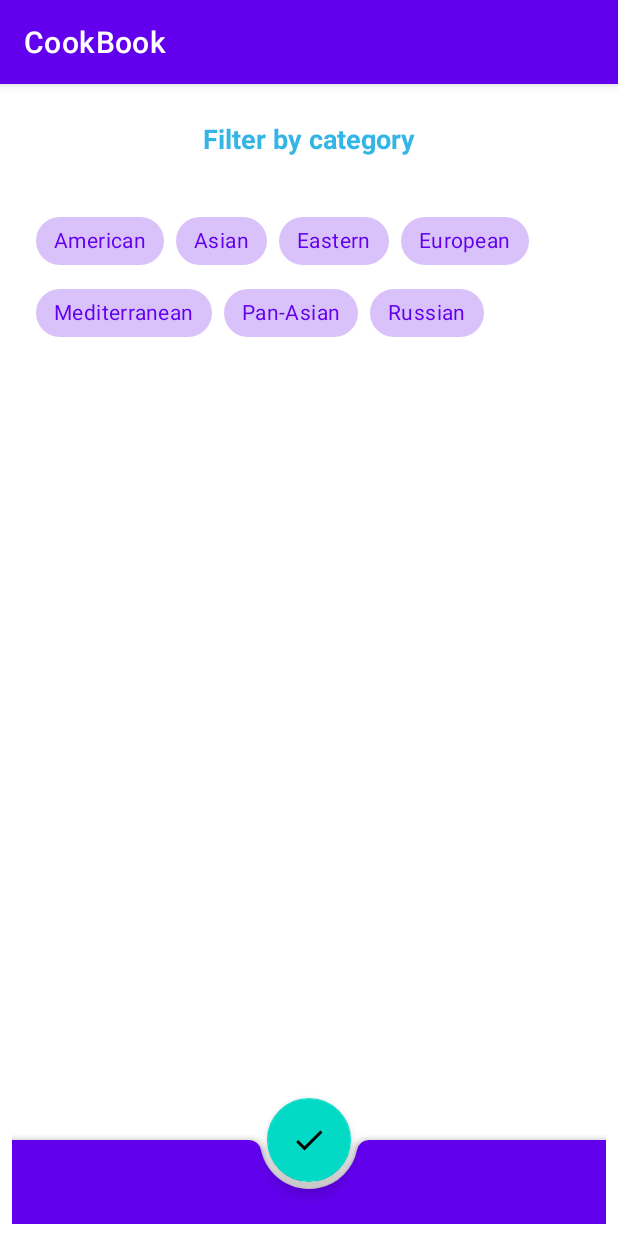
After one commit to Tirex1987/CookBook, an Android app: the FilterFragment screen opened through its navigation route, on a phone screen of 412 x 824 dp. The commit adds this screen. Run offline under Robolectric (Android 15) with nearby library versions, the phone set to English and light mode, and no system bars; our stand-ins replace navigation-ui.

Commit message:
Add filter, search, prefs

```diff
--- /dev/null
+++ b/app/src/main/java/ru/netology/cookbook/data/EnabledCategories.kt
@@ -0,0 +1,29 @@
+package ru.netology.cookbook.data
+
+class EnabledCategories {
+
+    private val listCategories = List(Category.values().size) {
+        EnabledCategory(Category.values().get(it))
+    }
+
+    fun setEnabled(category: Category, enabled: Boolean) {
+        listCategories
+            .first { it.category == category }
+            .enabled = enabled
+    }
+
+    fun isEnabled(category: Category) = listCategories
+        .first { it.category == category }.enabled
+
+    fun getAvailableCategories() : List<Category> {
+        val list = emptyList<Category>().toMutableList()
+        listCategories.map {
+            if (it.enabled) list.add(it.category)
+        }
+        return list.toList()
+    }
+
+    class EnabledCategory(val category: Category) {
+        var enabled: Boolean = true
+    }
+}
--- a/app/src/main/java/ru/netology/cookbook/data/RecipeRepository.kt
+++ b/app/src/main/java/ru/netology/cookbook/data/RecipeRepository.kt
@@ -4,10 +4,12 @@ import androidx.lifecycle.LiveData
 
 interface RecipeRepository {
     val data: LiveData<List<Recipe>>
+    val enabledCategories: EnabledCategories
 
     fun like(recipeId: Long)
     fun delete(recipeId: Long)
     fun save(recipe: Recipe)
+    fun onApplyFilterClicked()
 
     companion object {
         const val NEW_RECIPE_ID = 0L
--- a/app/src/main/java/ru/netology/cookbook/data/RecipeRepositoryImpl.kt
+++ b/app/src/main/java/ru/netology/cookbook/data/RecipeRepositoryImpl.kt
@@ -1,9 +1,33 @@
 package ru.netology.cookbook.data
 
+import android.app.Application
+import android.content.Context
 import android.graphics.BitmapFactory
+import androidx.core.content.edit
 import androidx.lifecycle.MutableLiveData
+import kotlin.properties.Delegates
 
-class RecipeRepositoryImpl : RecipeRepository {
+class RecipeRepositoryImpl(
+    application: Application
+): RecipeRepository {
+
+    private val prefs = application.getSharedPreferences(
+        "repo", Context.MODE_PRIVATE
+    )
+
+    private fun getCategoriesPrefs(): EnabledCategories {
+        val enabledCategories = EnabledCategories()
+        Category.values().map {
+            enabledCategories.setEnabled(it, prefs.getBoolean(it.toString(), true))
+        }
+        return enabledCategories
+    }
+
+    private fun setCategoriesPrefs(enabledCategories: EnabledCategories) {
+        Category.values().map {
+            prefs.edit {putBoolean(it.toString(), enabledCategories.isEnabled(it))}
+        }
+    }
 
     private var lastIdRecipe = 0L
     private var lastIdStep = 0L
@@ -31,6 +55,8 @@ class RecipeRepositoryImpl : RecipeRepository {
             )
         }
     )
+
+    override val enabledCategories = getCategoriesPrefs()
 
     override fun like(recipeId: Long) {
         data.value = recipes.map {
@@ -69,4 +95,8 @@ class RecipeRepositoryImpl : RecipeRepository {
         }
     }
 
+    override fun onApplyFilterClicked() {
+        setCategoriesPrefs(enabledCategories)
+    }
+
 }
--- a/app/src/main/java/ru/netology/cookbook/ui/EditStepFragment.kt
+++ b/app/src/main/java/ru/netology/cookbook/ui/EditStepFragment.kt
@@ -52,8 +52,8 @@ class EditStepFragment : Fragment() {
             }
         }
 
-        val selectPhotoLauncher = openImageIntent.registerForAvitvityResult {
-            imagePath = it ?: return@registerForAvitvityResult
+        val selectPhotoLauncher = openImageIntent.registerForActivityResult {
+            imagePath = it ?: return@registerForActivityResult
             val bitmap = BitmapFactory.decodeFile(imagePath)
             binding.stepPhotoView.setImageBitmap(bitmap)
         }
--- a/app/src/main/java/ru/netology/cookbook/ui/FeedFragment.kt
+++ b/app/src/main/java/ru/netology/cookbook/ui/FeedFragment.kt
@@ -2,15 +2,14 @@ package ru.netology.cookbook.ui
 
 import android.os.Bundle
 import android.view.*
-import android.widget.Toast
 import androidx.fragment.app.Fragment
 import androidx.fragment.app.setFragmentResultListener
 import androidx.fragment.app.viewModels
 import androidx.navigation.fragment.findNavController
-import ru.netology.cookbook.R
 import ru.netology.cookbook.adapter.RecipesAdapter
 import ru.netology.cookbook.databinding.FeedFragmentBinding
 import ru.netology.cookbook.utils.OrderPermission
+import ru.netology.cookbook.utils.hideKeyboard
 import ru.netology.cookbook.viewModel.RecipeViewModel
 
 class FeedFragment : Fragment() {
@@ -19,7 +18,7 @@ class FeedFragment : Fragment() {
         ownerProducer = ::requireParentFragment
     )
 
-    val orderPermission = OrderPermission(this)
+    private val orderPermission = OrderPermission(this)
 
     override fun onCreate(savedInstanceState: Bundle?) {
         super.onCreate(savedInstanceState)
@@ -41,11 +40,15 @@ class FeedFragment : Fragment() {
         binding.recipesRecyclerView.adapter = adapter
 
         viewModel.data.observe(viewLifecycleOwner) { recipes ->
-            adapter.submitList(recipes)
+            adapter.submitList(viewModel.getFilteredData())
         }
 
         binding.fab.setOnClickListener {
-            TODO()
+            viewModel.onAddClicked()
+        }
+
+        binding.filterButton.setOnClickListener {
+            viewModel.onFilterClicked()
         }
 
         viewModel.navigateToPreviewContentFragment.observe(viewLifecycleOwner) { recipe ->
@@ -58,6 +61,24 @@ class FeedFragment : Fragment() {
             findNavController().navigate(direction)
         }
 
+        viewModel.navigateToFilterFragment.observe(viewLifecycleOwner) {
+            val direction = FeedFragmentDirections.actionFeedFragmentToFilterFragment()
+            findNavController().navigate(direction)
+        }
+
+        binding.searchEditText.setOnKeyListener(object: View.OnKeyListener {
+            override fun onKey(v: View?, keyCode: Int, event: KeyEvent?): Boolean {
+                if (event?.action == KeyEvent.ACTION_DOWN && keyCode == KeyEvent.KEYCODE_ENTER) {
+                    viewModel.onSearchClicked(binding.searchEditText.text.toString())
+                    adapter.submitList(viewModel.getFilteredData())
+                    binding.searchEditText.clearFocus()
+                    binding.searchEditText.hideKeyboard()
+                    return true
+                }
+                return false
+            }
+        })
+
         setFragmentResultListener(
             requestKey = EditRecipeFragment.REQUEST_KEY
         ) { requestKey, _ ->
@@ -65,5 +86,13 @@ class FeedFragment : Fragment() {
             viewModel.saveRecipe(viewModel.currentRecipe.value ?: return@setFragmentResultListener)
         }
 
+        setFragmentResultListener(
+            requestKey = FilterFragment.REQUEST_KEY
+        ) { requestKey, _ ->
+            if (requestKey != FilterFragment.REQUEST_KEY) return@setFragmentResultListener
+            viewModel.onApplyFilterClicked()
+            adapter.submitList(viewModel.getFilteredData())
+        }
+
     }.root
 }
--- /dev/null
+++ b/app/src/main/java/ru/netology/cookbook/ui/FilterFragment.kt
@@ -0,0 +1,62 @@
+package ru.netology.cookbook.ui
+
+import android.os.Bundle
+import android.view.LayoutInflater
+import android.view.ViewGroup
+import androidx.fragment.app.Fragment
+import androidx.fragment.app.setFragmentResult
+import androidx.fragment.app.viewModels
+import androidx.navigation.fragment.findNavController
+import ru.netology.cookbook.data.Category
+import ru.netology.cookbook.databinding.FilterFragmentBinding
+import ru.netology.cookbook.viewModel.RecipeViewModel
+
+class FilterFragment: Fragment() {
+
+    val viewModel: RecipeViewModel by viewModels(
+        ownerProducer = ::requireParentFragment
+    )
+
+    override fun onCreate(savedInstanceState: Bundle?) {
+        super.onCreate(savedInstanceState)
+
+        (requireActivity() as? AppActivity)?.showBottomNav(false)
+    }
+
+    override fun onCreateView(
+        inflater: LayoutInflater,
+        container: ViewGroup?,
+        savedInstanceState: Bundle?
+    ) = FilterFragmentBinding.inflate(layoutInflater, container, false).also { binding ->
+
+        binding.filterAmerican.isChecked = viewModel.enabledCategories.isEnabled(Category.American)
+        binding.filterAsian.isChecked = viewModel.enabledCategories.isEnabled(Category.Asian)
+        binding.filterEastern.isChecked = viewModel.enabledCategories.isEnabled(Category.Eastern)
+        binding.filterEuropean.isChecked = viewModel.enabledCategories.isEnabled(Category.European)
+        binding.filterMediterranean.isChecked = viewModel.enabledCategories.isEnabled(Category.Mediterranean)
+        binding.filterPanasian.isChecked = viewModel.enabledCategories.isEnabled(Category.Panasian)
+        binding.filterRussian.isChecked = viewModel.enabledCategories.isEnabled(Category.Russian)
+
+          binding.saveButton.setOnClickListener {
+              viewModel.enabledCategories.setEnabled(Category.American, binding.filterAmerican.isChecked)
+              viewModel.enabledCategories.setEnabled(Category.Asian, binding.filterAsian.isChecked)
+              viewModel.enabledCategories.setEnabled(Category.Eastern, binding.filterEastern.isChecked)
+              viewModel.enabledCategories.setEnabled(Category.European, binding.filterEuropean.isChecked)
+              viewModel.enabledCategories.setEnabled(Category.Mediterranean, binding.filterMediterranean.isChecked)
+              viewModel.enabledCategories.setEnabled(Category.Panasian, binding.filterPanasian.isChecked)
+              viewModel.enabledCategories.setEnabled(Category.Russian, binding.filterRussian.isChecked)
+              setFragmentResult(REQUEST_KEY, Bundle())
+              findNavController().popBackStack()
+          }
+
+    }.root
+
+    override fun onDestroy() {
+        (requireActivity() as? AppActivity)?.showBottomNav(true)
+        super.onDestroy()
+    }
+
+    companion object {
+        const val REQUEST_KEY = "filterFragmentRequestKey"
+    }
+}
--- a/app/src/main/java/ru/netology/cookbook/utils/OpenImageIntent.kt
+++ b/app/src/main/java/ru/netology/cookbook/utils/OpenImageIntent.kt
@@ -12,7 +12,7 @@ class OpenImageIntent(
     private val fragment: Fragment
 ) {
 
-    fun registerForAvitvityResult(eventForResult: (String?) -> Unit): ActivityResultLauncher<Unit> {
+    fun registerForActivityResult(eventForResult: (String?) -> Unit): ActivityResultLauncher<Unit> {
         return fragment.registerForActivityResult(ResultContract) {
             val imagePath = it?.getRealPath(fragment.requireContext())
             eventForResult(imagePath)
--- a/app/src/main/java/ru/netology/cookbook/viewModel/RecipeViewModel.kt
+++ b/app/src/main/java/ru/netology/cookbook/viewModel/RecipeViewModel.kt
@@ -5,28 +5,64 @@ import android.graphics.BitmapFactory
 import androidx.lifecycle.AndroidViewModel
 import androidx.lifecycle.MutableLiveData
 import ru.netology.cookbook.adapter.RecipeInteractionListener
-import ru.netology.cookbook.data.Recipe
-import ru.netology.cookbook.data.RecipeRepository
-import ru.netology.cookbook.data.RecipeRepositoryImpl
-import ru.netology.cookbook.data.StepOfRecipe
+import ru.netology.cookbook.data.*
 import ru.netology.cookbook.utils.SingleLiveEvent
 
 class RecipeViewModel(
     application: Application
 ) : AndroidViewModel(application), RecipeInteractionListener{
 
-    private val repository: RecipeRepository = RecipeRepositoryImpl()
+    private val repository: RecipeRepository = RecipeRepositoryImpl(application)
 
     val data by repository::data
 
     val navigateToPreviewContentFragment = SingleLiveEvent<Recipe>()
     val navigateToEditRecipeFragment = SingleLiveEvent<Recipe>()
     val navigateToEditStepFragment = SingleLiveEvent<StepOfRecipe>()
+    val navigateToFilterFragment = SingleLiveEvent<Unit>()
 
     val currentRecipe = MutableLiveData<Recipe?>(null)
 
+    val enabledCategories by repository::enabledCategories
+    private var searchString: String = ""
+
     fun saveRecipe(recipe: Recipe) {
         repository.save(recipe)
+    }
+
+    fun onAddClicked() {
+        navigateToEditRecipeFragment.value = Recipe(
+            id = RecipeRepository.NEW_RECIPE_ID,
+            order = 0,
+            title = "",
+            authorName = "",
+            category = Category.Russian,
+            steps = emptyList()
+        )
+    }
+
+    fun onFilterClicked() {
+        navigateToFilterFragment.call()
+    }
+
+    fun getFilteredData(): List<Recipe>? {
+        val filteredRecipes = data.value?.filter {
+            enabledCategories.isEnabled(it.category)
+        }
+        if (searchString.isNotBlank()) {
+            return filteredRecipes?.filter {
+                it.title.contains(searchString)
+            }
+        }
+        return filteredRecipes
+    }
+
+    fun onSearchClicked(searchString: String) {
+        this.searchString = searchString.trim()
+    }
+
+    fun onApplyFilterClicked() {
+        repository.onApplyFilterClicked()
     }
 
     // region RecipeInteractionListener
--- /dev/null
+++ b/app/src/main/res/layout/filter_fragment.xml
@@ -0,0 +1,109 @@
+<?xml version="1.0" encoding="utf-8"?>
+<androidx.coordinatorlayout.widget.CoordinatorLayout xmlns:android="http://schemas.android.com/apk/res/android"
+    xmlns:app="http://schemas.android.com/apk/res-auto"
+    xmlns:tools="http://schemas.android.com/tools"
+    android:layout_width="match_parent"
+    android:layout_height="match_parent"
+    android:padding="@dimen/small_space"
+    tools:context=".ui.FilterFragment">
+
+    <androidx.constraintlayout.widget.ConstraintLayout
+        android:layout_width="match_parent"
+        android:layout_height="wrap_content" >
+
+        <TextView
+            android:id="@+id/filterCategoryInscription"
+            android:layout_width="wrap_content"
+            android:layout_height="wrap_content"
+            android:padding="@dimen/common_spacing"
+            app:layout_constraintTop_toTopOf="parent"
+            app:layout_constraintStart_toStartOf="parent"
+            app:layout_constraintEnd_toEndOf="parent"
+            android:textSize="@dimen/title_text_size"
+            android:textColor="@android:color/holo_blue_light"
+            android:textStyle="bold"
+            android:text="@string/filterCategory" />
+
+        <com.google.android.material.chip.ChipGroup
+            android:layout_width="wrap_content"
+            android:layout_height="wrap_content"
+            android:padding="@dimen/common_spacing"
+            app:layout_constraintStart_toStartOf="parent"
+            app:layout_constraintTop_toBottomOf="@id/filterCategoryInscription">
+
+            <com.google.android.material.chip.Chip
+                android:id="@+id/filterAmerican"
+                android:layout_width="wrap_content"
+                android:layout_height="wrap_content"
+                style="@style/Widget.MaterialComponents.Chip.Choice"
+                android:checked = "true"
+                android:text = "@string/american" />
+
+            <com.google.android.material.chip.Chip
+                android:id="@+id/filterAsian"
+                android:layout_width="wrap_content"
+                android:layout_height="wrap_content"
+                style="@style/Widget.MaterialComponents.Chip.Choice"
+                android:checked = "true"
+                android:text = "@string/asian" />
+
+            <com.google.android.material.chip.Chip
+                android:id="@+id/filterEastern"
+                android:layout_width="wrap_content"
+                android:layout_height="wrap_content"
+                style="@style/Widget.MaterialComponents.Chip.Choice"
+                android:checked = "true"
+                android:text = "@string/eastern" />
+
+            <com.google.android.material.chip.Chip
+                android:id="@+id/filterEuropean"
+                android:layout_width="wrap_content"
+                android:layout_height="wrap_content"
+                style="@style/Widget.MaterialComponents.Chip.Choice"
+                android:checked = "true"
+                android:text = "@string/european" />
+
+            <com.google.android.material.chip.Chip
+                android:id="@+id/filterMediterranean"
+                android:layout_width="wrap_content"
+                android:layout_height="wrap_content"
+                style="@style/Widget.MaterialComponents.Chip.Choice"
+                android:checked = "true"
+                android:text = "@string/mediterranean" />
+
+            <com.google.android.material.chip.Chip
+                android:id="@+id/filterPanasian"
+                android:layout_width="wrap_content"
+                android:layout_height="wrap_content"
+                style="@style/Widget.MaterialComponents.Chip.Choice"
+                android:checked = "true"
+                android:text = "@string/panasian" />
+
+            <com.google.android.material.chip.Chip
+                android:id="@+id/filterRussian"
+                android:layout_width="wrap_content"
+                android:layout_height="wrap_content"
+                style="@style/Widget.MaterialComponents.Chip.Choice"
+                android:checked = "true"
+                android:text = "@string/russian" />
+
+        </com.google.android.material.chip.ChipGroup>
+
+    </androidx.constraintlayout.widget.ConstraintLayout>
+
+    <com.google.android.material.bottomappbar.BottomAppBar
+        android:id="@+id/bottomAppBar"
+        android:layout_width="match_parent"
+        android:layout_height="wrap_content"
+        android:layout_gravity="bottom"
+        style="@style/Widget.MaterialComponents.BottomAppBar.Colored"/>
+
+    <com.google.android.material.floatingactionbutton.FloatingActionButton
+        android:id="@+id/saveButton"
+        android:layout_width="wrap_content"
+        android:layout_height="wrap_content"
+        android:contentDescription="@string/description_save"
+        app:srcCompat="@drawable/ic_ok_24dp"
+        app:layout_anchor="@id/bottomAppBar"/>
+
+</androidx.coordinatorlayout.widget.CoordinatorLayout>
--- a/app/src/main/res/navigation/nav_graph.xml
+++ b/app/src/main/res/navigation/nav_graph.xml
@@ -16,6 +16,9 @@
         <action
             android:id="@+id/action_feedFragment_to_editRecipeFragment"
             app:destination="@id/editRecipeFragment" />
+        <action
+            android:id="@+id/action_feedFragment_to_filterFragment"
+            app:destination="@id/filterFragment" />
     </fragment>
     <fragment
         android:id="@+id/favoriteFragment"
@@ -58,4 +61,9 @@
             android:name="step"
             app:argType="ru.netology.cookbook.data.StepOfRecipe" />
     </fragment>
+    <fragment
+        android:id="@+id/filterFragment"
+        android:name="ru.netology.cookbook.ui.FilterFragment"
+        android:label="filter_fragment"
+        tools:layout="@layout/filter_fragment" />
 </navigation>
--- a/app/src/main/res/values/strings.xml
+++ b/app/src/main/res/values/strings.xml
@@ -34,4 +34,5 @@
     <string name="requiredFieldEnd">\" field is required\n</string>
     <string name="blankStepError">Add at least one step</string>
     <string name="imagesLoadError">Images won\'t load</string>
+    <string name="filterCategory">Filter by category</string>
 </resources>
```
Also changed, not shown: app/src/main/java/ru/netology/cookbook/ui/EditRecipeFragment.kt (+8 -2 lines), app/src/main/java/ru/netology/cookbook/utils/keyboard.kt (added, +10 -0 lines), 1 other file.
